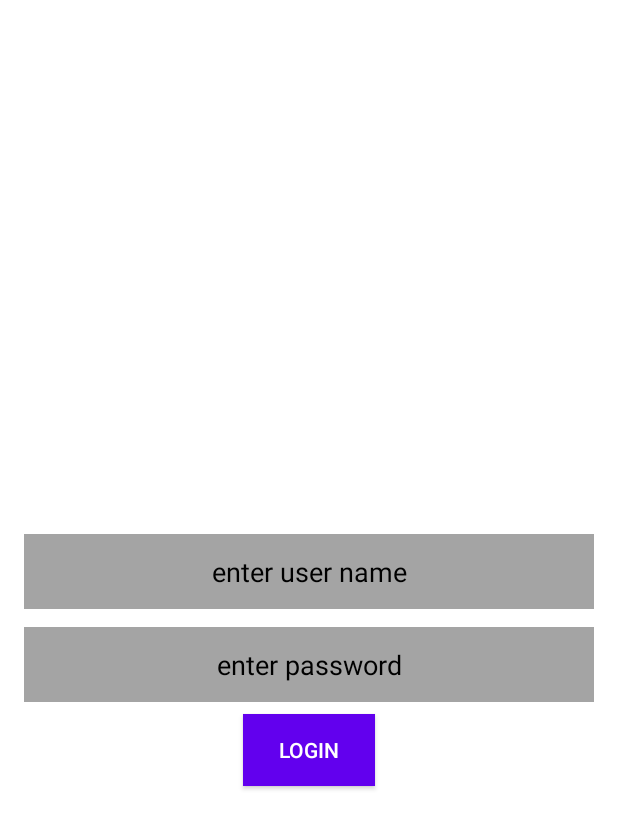
After one commit to Shivam-MoEngage/Android-SDK-Training, an Android app: the layout activity_login.xml on its own in the app's theme, with its tools: preview values and no code run, on a phone screen of 412 x 824 dp. The commit adds this screen. Shown: the top 829 px of the screen. Run offline under Robolectric (Android 15) with nearby library versions, the phone set to English and light mode, and no system bars.

Commit message:
Login/Logout support + attributes

```diff
--- a/app/src/main/AndroidManifest.xml
+++ b/app/src/main/AndroidManifest.xml
@@ -12,7 +12,7 @@
         android:supportsRtl="true"
         android:theme="@style/Theme.AppCompat.NoActionBar">
         <activity
-            android:name=".ui.MainActivity"
+            android:name=".LoginActivity"
             android:exported="true">
             <intent-filter>
                 <action android:name="android.intent.action.MAIN" />
@@ -20,6 +20,7 @@
                 <category android:name="android.intent.category.LAUNCHER" />
             </intent-filter>
         </activity>
+        <activity android:name=".ui.MainActivity" />
         <!--        <service-->
         <!--            android:exported="false"-->
         <!--            android:name=".notification.PushNotification">-->
--- /dev/null
+++ b/app/src/main/res/layout/activity_login.xml
@@ -0,0 +1,57 @@
+<?xml version="1.0" encoding="utf-8"?>
+<layout>
+
+    <androidx.constraintlayout.widget.ConstraintLayout xmlns:android="http://schemas.android.com/apk/res/android"
+        android:layout_width="match_parent"
+        xmlns:app="http://schemas.android.com/apk/res-auto"
+        android:background="@color/white"
+        android:padding="16dp"
+        android:layout_height="match_parent">
+
+        <EditText
+            android:id="@+id/et_username"
+            android:layout_width="0dp"
+            app:layout_constraintStart_toStartOf="parent"
+            app:layout_constraintEnd_toEndOf="parent"
+            android:hint="enter user name"
+            android:gravity="center"
+            android:background="#5B000000"
+            android:maxLines="1"
+            app:layout_constraintTop_toTopOf="parent"
+            android:textColorHint="@color/black"
+            android:imeOptions="actionDone"
+            app:layout_constraintVertical_chainStyle="packed"
+            app:layout_constraintBottom_toTopOf="@id/et_password"
+            android:layout_height="50dp" />
+
+        <EditText
+            android:id="@+id/et_password"
+            android:layout_width="0dp"
+            app:layout_constraintStart_toStartOf="parent"
+            app:layout_constraintEnd_toEndOf="parent"
+            android:hint="enter password"
+            android:gravity="center"
+            android:layout_marginTop="12dp"
+            android:maxLines="1"
+            android:imeOptions="actionDone"
+            android:background="#5B000000"
+            app:layout_constraintBottom_toBottomOf="parent"
+            app:layout_constraintTop_toBottomOf="@id/et_username"
+            android:textColorHint="@color/black"
+            android:layout_height="50dp" />
+
+        <Button
+            android:id="@+id/bt_login"
+            android:layout_width="wrap_content"
+            android:text="Login"
+            android:textAllCaps="true"
+            app:layout_constraintStart_toStartOf="@id/et_password"
+            app:layout_constraintEnd_toEndOf="@id/et_password"
+            android:layout_marginTop="8dp"
+            android:background="@color/purple_500"
+            app:layout_constraintTop_toBottomOf="@id/et_password"
+            android:layout_height="wrap_content" />
+
+    </androidx.constraintlayout.widget.ConstraintLayout>
+
+</layout>
```
Also changed, not shown: app/src/main/java/com/example/moengage_newapp/LoginActivity.kt (added, +82 -0 lines), app/src/main/java/com/example/moengage_newapp/MoEngageAnalyticsHelper.kt (added, +28 -0 lines), app/src/main/java/com/example/moengage_newapp/data/User.kt (added, +15 -0 lines), app/src/main/java/com/example/moengage_newapp/ui/FragmentNews.kt (+46 -24 lines), app/src/main/java/com/example/moengage_newapp/ui/MainActivity.kt (+73 -5 lines), app/src/main/java/com/example/moengage_newapp/util/Helper.kt (added, +30 -0 lines), app/src/main/java/com/example/moengage_newapp/util/PreferenceManager.kt (+27 -4 lines), app/src/main/java/com/example/moengage_newapp/viewmodels/HomeViewModel.kt (added, +32 -0 lines), app/src/main/java/com/example/moengage_newapp/viewmodels/LoginViewModel.kt (added, +37 -0 lines), app/src/main/java/com/example/moengage_newapp/viewmodels/NewsViewModel.kt (+8 -4 lines), app/src/main/res/layout/fragment_news.xml (+26 -13 lines).
